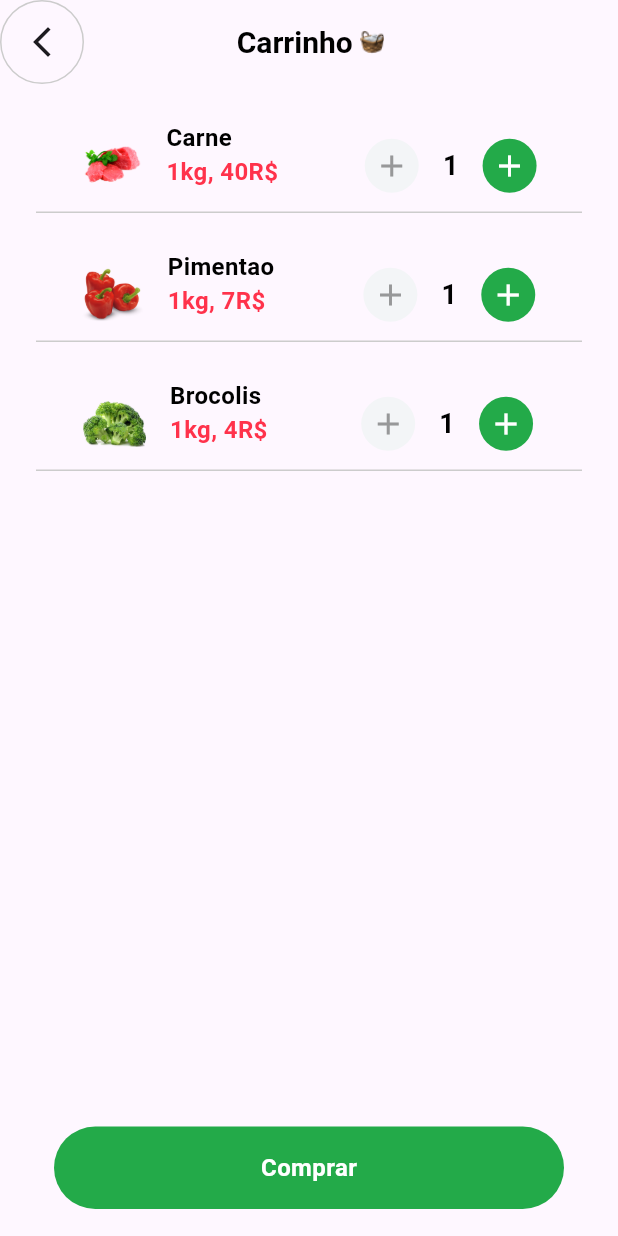
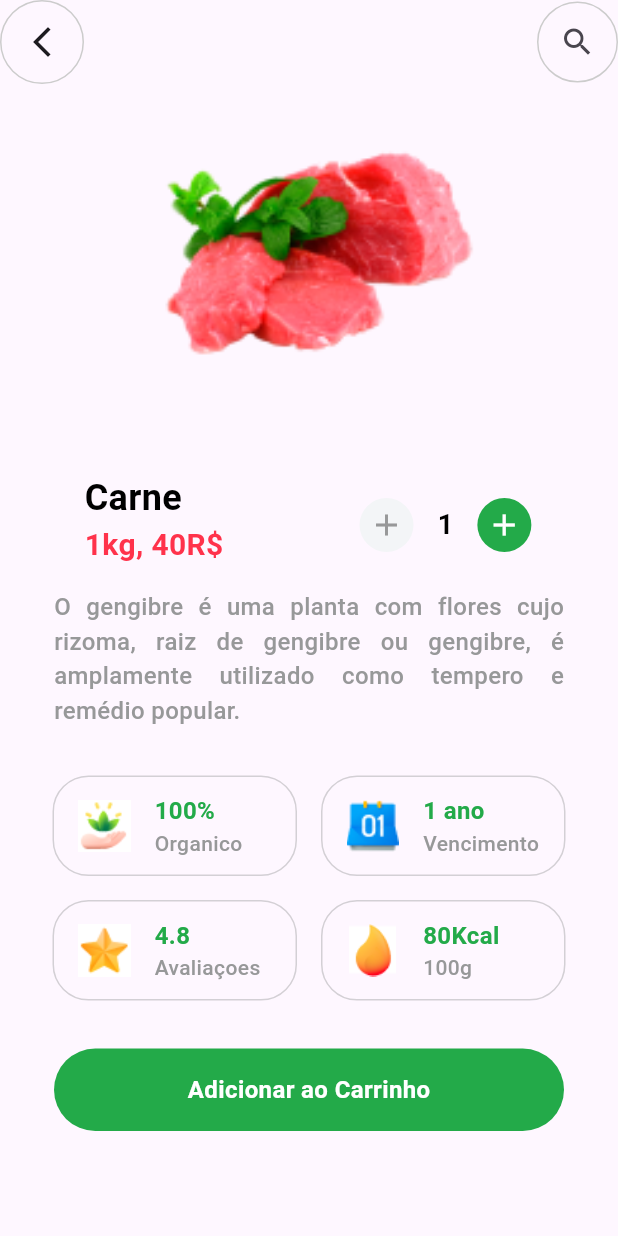
Before and after one commit to FarkoMoot/app-flutter-vegetais-delivery, a Flutter app: the screen it shows after launch, on a phone screen of 412 x 824 dp. Run offline on Flutter 3.47's test engine with Material 3 defaults, Android fonts, the light colour scheme and no system bars; missing offline and left inert: dart:ffi.

Commit message:
add details screen

```diff
--- a/lib/main.dart
+++ b/lib/main.dart
@@ -3,7 +3,6 @@ import 'dart:ui';
 
 import 'package:flutter/material.dart';
 import 'package:flutter/services.dart';
-import 'package:projeto_frutas/src/cart_screen.dart';
 
 //Screens
 import 'package:projeto_frutas/src/splash_screen.dart';
@@ -11,10 +10,8 @@ import 'package:projeto_frutas/src/intro_screen.dart';
 import 'package:projeto_frutas/src/login_sreen.dart';
 import 'package:projeto_frutas/src/home_screen.dart';
 import 'package:projeto_frutas/src/items_screen.dart';
-
-//Widgets
-import 'package:projeto_frutas/src/Widget/box_sell.dart';
-
+import 'package:projeto_frutas/src/cart_screen.dart';
+import 'package:projeto_frutas/src/item_details_screen.dart';
 
 void main() {
   runApp(const MyApp());
@@ -32,7 +29,7 @@ class MyApp extends StatelessWidget {
         colorScheme: ColorScheme.fromSeed(seedColor: Colors.deepPurple),
         useMaterial3: true,
       ),
-      home: const CartScreen(),
+      home: const ItemDetailsScreen(),
     );
   }
 }
--- a/lib/src/cart_screen.dart
+++ b/lib/src/cart_screen.dart
@@ -1,3 +1,5 @@
+import 'dart:ffi';
+
 import 'package:flutter/material.dart';
 
 
@@ -73,23 +75,8 @@ class CartScreen extends  StatelessWidget {
               product: 'Brocolis',
             ),
             Spacer(),
-            Container(
-              width: 340,
-              height: 55,
-              alignment: Alignment.center,
-              decoration: BoxDecoration(
-                borderRadius: BorderRadius.circular(40),
-                color: Color(0xff23AA49),
-              ),
-              child: Text(
-                'Comprar',
-                style: TextStyle(
-                  fontSize: 16,
-                  fontWeight: FontWeight.bold,
-                  color: Color(0xffffffff),
-                ),
-              ),
-            )
+
+            BigButton(nameButton: 'Comprar',),
           ]
         ),
       ),
@@ -103,8 +90,10 @@ class RowBoxSell extends StatelessWidget {
     required this.product,
     required this.price,
     required this.img,
+    this.screen = 'none',
   });
 
+  final String screen;
   final String product;
   final String price;
   final AssetImage img;
@@ -116,13 +105,16 @@ class RowBoxSell extends StatelessWidget {
 
       margin: EdgeInsets.fromLTRB(0, 24, 0, 0),
       width: 390,
-      height: 62,
+      height: (this.screen == 'item_details' ) ? 70 : 62,
       decoration: BoxDecoration(
-        border: Border(
+        border: (this.screen == 'item_details' ) ?
+          Border(
+            bottom: BorderSide.none,
+          )
+          : Border(
               bottom: BorderSide(
                 width: 1,
                 color: Color(0xffcccccc),
-
               ),
         ),
       ),
@@ -134,12 +126,21 @@ class RowBoxSell extends StatelessWidget {
             Container(
               child: Row(
                 children:[
+
+                  (this.screen == 'item_details' )
+                  ?
+                    Container()
+                  : Row(
+                    children: [
                       Image(
                         image: img,
                         width: 42,
                         height: 42,
                       ),
                       SizedBox(width: 16,),
+                    ]
+                  ),
+
 
                   Container(
                     child: Column(
@@ -147,15 +148,26 @@ class RowBoxSell extends StatelessWidget {
                       children: [
                           Text(
                             product,
-                            style: const TextStyle(
+                            style: (this.screen == 'item_details' ) ? TextStyle(
+                              fontSize: 24,
+                              fontWeight: FontWeight.bold,
+                              color: Colors.black,
+                            )
+                            : TextStyle(
                               fontSize: 16,
                               fontWeight: FontWeight.bold,
                               color: Colors.black,
-                            ),
+                            )
+                            ,
                           ),
                           Text(
                             '1kg, ${price}R\$',
-                            style: const TextStyle(
+                            style: (this.screen == 'item_details' ) ?  TextStyle(
+                              fontSize: 20,
+                              fontWeight: FontWeight.bold,
+                              color: Color(0xffFF324B),
+                            )
+                            : TextStyle(
                               fontSize: 16,
                               fontWeight: FontWeight.bold,
                               color: Color(0xffFF324B),
@@ -216,3 +228,34 @@ class RowBoxSell extends StatelessWidget {
     ); // Widget que sera externalizado
   }
 }
+
+class BigButton extends StatelessWidget {
+  const BigButton({
+    super.key,
+    required this.nameButton,
+  });
+
+  final String nameButton;
+
+  @override
+  Widget build(BuildContext context) {
+
+    return Container(
+      width: 340,
+      height: 55,
+      alignment: Alignment.center,
+      decoration: BoxDecoration(
+        borderRadius: BorderRadius.circular(40),
+        color: Color(0xff23AA49),
+      ),
+      child: Text(
+        nameButton,
+        style: TextStyle(
+          fontSize: 16,
+          fontWeight: FontWeight.bold,
+          color: Color(0xffffffff),
+        ),
+      ),
+    );
+  }
+}
--- /dev/null
+++ b/lib/src/item_details_screen.dart
@@ -0,0 +1,190 @@
+import 'package:flutter/material.dart';
+import 'package:projeto_frutas/src/cart_screen.dart';
+
+class ItemDetailsScreen extends StatelessWidget {
+  const ItemDetailsScreen({super.key});
+
+  @override
+  Widget build(BuildContext context) {
+
+    return Scaffold(
+      appBar: AppBar(
+        leading: Container(
+          margin: EdgeInsets.fromLTRB(0, 0, 0, 0),
+          height: 44,
+          width: 68,
+          decoration: BoxDecoration(
+            borderRadius: BorderRadius.circular(30),
+            border: Border.all(width: 1, color: Color(0xffcccccc)),
+          ),
+          child: Icon(
+            Icons.arrow_back_ios_new,
+          ),
+        ),
+        actions: [
+          Container(
+            height: 54,
+            width: 54,
+            decoration: BoxDecoration(
+              borderRadius: BorderRadius.circular(30),
+              border: Border.all(width: 1, color: Color(0xffcccccc)),
+            ),
+            child: Icon(
+              Icons.search
+            ),
+          )
+        ],
+      ),
+      body:
+        Column(
+          children: [
+            Center(
+              child: Image(
+                image: AssetImage('images/box_sell/carne.png'),
+                fit: BoxFit.contain,
+                width: 235,
+                height: 235,
+              )
+            ),
+            Container(
+              child:
+              Column(
+                children: [
+                  RowBoxSell(
+                    img: AssetImage('images/box_sell/carne.png'),
+                    price: '40',
+                    product: 'Carne',
+                    screen: 'item_details',
+                  ),
+                  Padding(
+                    padding: EdgeInsets.fromLTRB(36, 8, 36, 0),
+                    child: Text(
+                      'O gengibre é uma planta com flores cujo rizoma, raiz de gengibre ou gengibre, é amplamente utilizado como tempero e remédio popular.',
+                      style: TextStyle(
+                        fontSize: 16,
+                        fontWeight: FontWeight.w500,
+                        color: Color(0xff979899),
+                      ),
+                      textAlign: TextAlign.justify,
+                    ),
+                  )
+                ],
+              ),
+            ),
+            SizedBox(height: 32,),
+            Container(
+              width: 342,
+              height: 150,
+              child: Column(
+                children: [
+                  Row(
+                    children: [
+                      CardItemsDetails(
+                        title: '100%',
+                        subTitle: 'Organico',
+                        img: AssetImage('images/details_screen/earb.png'),
+                      ),
+                      SizedBox(width: 16,),
+                      CardItemsDetails(
+                        title: '1 ano',
+                        subTitle: 'Vencimento',
+                        img: AssetImage('images/details_screen/calendar.png'),
+                      ),
+                    ],
+                  ),
+                 SizedBox(height: 16,),
+                  Row(
+                    children: [
+                      CardItemsDetails(
+                        title: '4.8',
+                        subTitle: 'Avaliaçoes',
+                        img: AssetImage('images/details_screen/star.png'),
+                      ),
+                      SizedBox(width: 16,),
+                      CardItemsDetails(
+                        title: '80Kcal',
+                        subTitle: '100g',
+                        img: AssetImage('images/details_screen/fire.png'),
+                      ),
+                    ],
+                  ),
+                ],
+              ),
+            ),
+            SizedBox(height: 32,),
+            BigButton(nameButton: 'Adicionar ao Carrinho'),
+          ],
+        ),
+    );
+  }
+}
+
+class CardItemsDetails extends StatelessWidget {
+  const CardItemsDetails({
+    super.key,
+    required this.img,
+    required this.title,
+    required this.subTitle,
+  });
+
+  final AssetImage img;
+  final String title;
+  final String subTitle;
+
+  @override
+  Widget build(BuildContext context) {
+
+    return Container(
+      decoration: BoxDecoration(
+        border: Border.all(
+          width: 1,
+          color: Color.fromARGB(106, 151, 152, 153),
+        ),
+        borderRadius: BorderRadius.circular(24),
+      ),
+      width: 163,
+      height: 67,
+      child: Padding(
+        padding: const EdgeInsets.fromLTRB(16,0,0,0),
+        child: Row(
+          mainAxisSize: MainAxisSize.min,
+          crossAxisAlignment: CrossAxisAlignment.center,
+          children: <Widget>[
+            Center(
+              child: Image(
+                image: img,
+                width: 35,
+                height: 35,
+                fit: BoxFit.contain,
+              )
+            ),
+            SizedBox(width: 16,),
+            Column(
+              crossAxisAlignment: CrossAxisAlignment.start,
+              mainAxisSize: MainAxisSize.max,
+              mainAxisAlignment: MainAxisAlignment.center,
+              children: [
+                Text(
+                  title,
+                  style: TextStyle(
+                    fontSize: 16,
+                    fontWeight: FontWeight.bold,
+                    color: Color(0xff23AA49),
+                  ),
+                ),
+                Text(
+                  subTitle,
+                  style: TextStyle(
+                    fontSize: 14,
+                    fontWeight: FontWeight.w500,
+                    color: Color(0xff979899),
+                  ),
+                ),
+              ],
+            )
+          ],
+        ),
+      ),
+    );
+  }
+}
--- a/pubspec.yaml
+++ b/pubspec.yaml
@@ -88,6 +88,11 @@ flutter:
     - images/box_sell/couve.png
     - images/box_sell/gengibre.png
 
+    - images/details_screen/earb.png
+    - images/details_screen/fire.png
+    - images/details_screen/star.png
+    - images/details_screen/calendar.png
+
   #   - images/a_dot_ham.jpegimgIntroScreen
 
   # An image asset can refer to one or more resolution-specific "variants", see
```
Also changed, not shown: images/details_screen/calendar.png (added), images/details_screen/earb.png (added), images/details_screen/fire.png (added), images/details_screen/star.png (added). Lines whose indentation alone changed are shown as unchanged.
